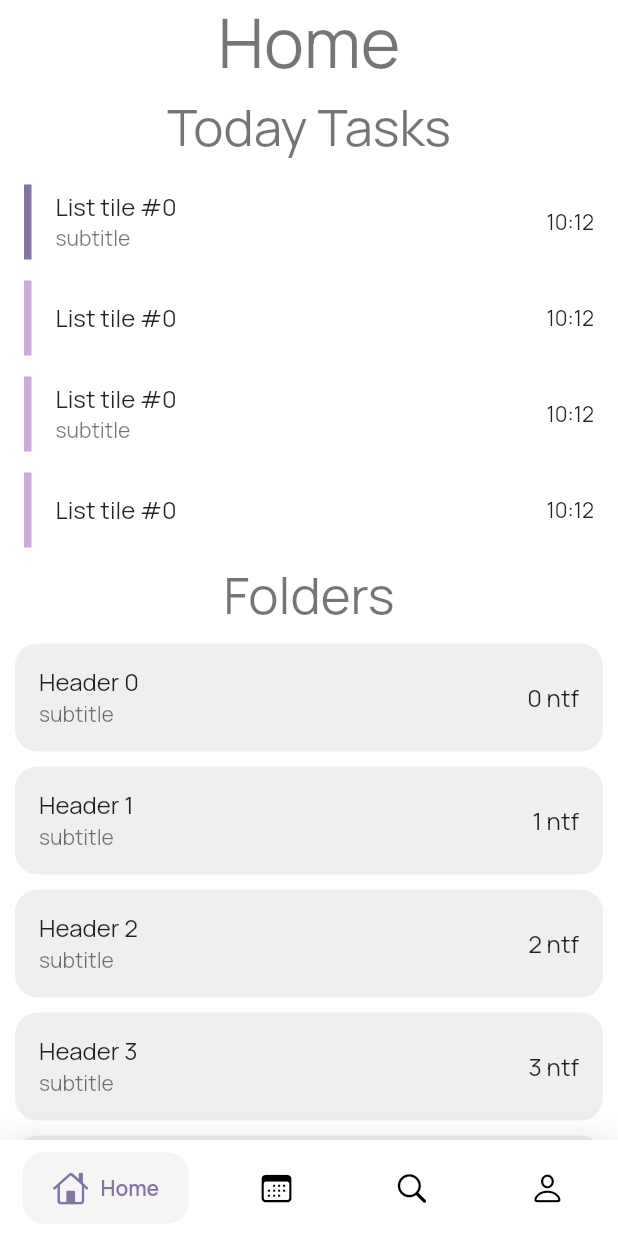
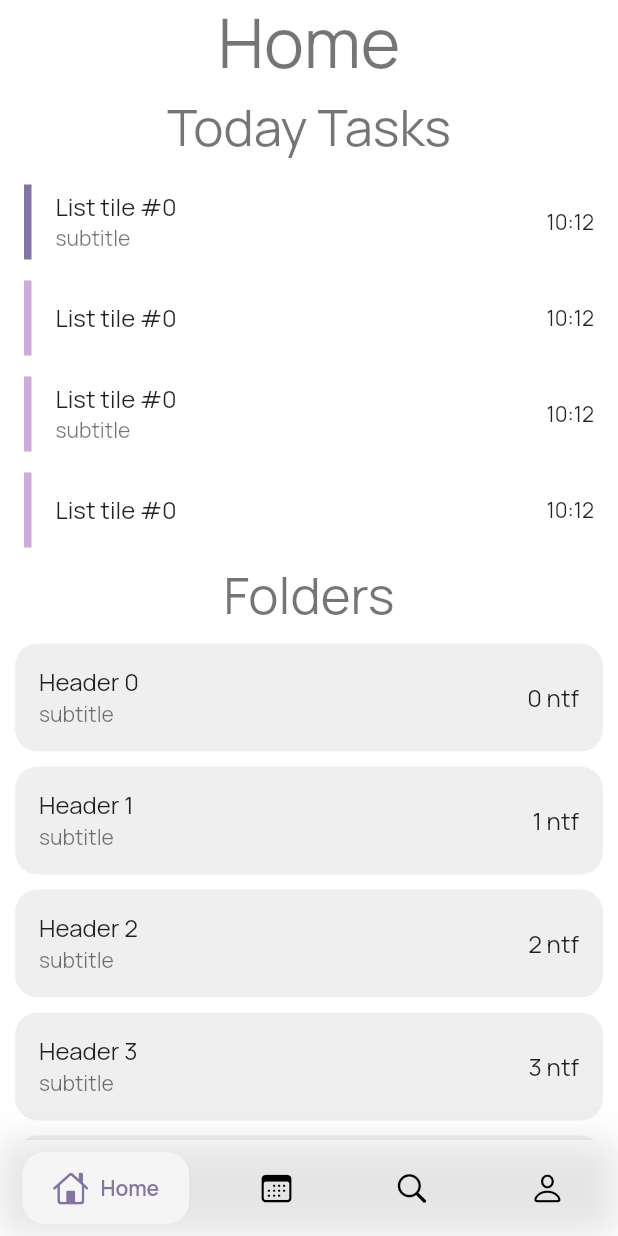
Before and after one commit to meg4cyberc4t/notify, a Flutter app: the screen it shows once a user with an empty profile is signed in, on a phone screen of 412 x 824 dp. Run offline on Flutter 3.47's test engine with Material 2 defaults, Android fonts, the phone set to English and light mode, and no system bars; drawn by our look-alikes of google_nav_bar; our stand-ins replace cloud_firestore, firebase_auth, firebase_core, flutter_redux, flutter_sticky_header, google_fonts and 2 more; missing offline and left inert: bottom_sheet, cloud_firestore_web, firebase_auth_web, firebase_core_web, flutter_material_color_picker; accounts and stored records are empty; project files that could hold a hidden picture were left out.

Commit message:
Abstracting the bottomBar into a separate widget

```diff
--- /dev/null
+++ b/lib/components/widgets/notify_bottom_bar.dart
@@ -0,0 +1,63 @@
+import 'package:flutter/cupertino.dart';
+import 'package:flutter/material.dart';
+import 'package:google_nav_bar/google_nav_bar.dart';
+import 'package:notify/notify_theme.dart';
+
+class NotifyBottomBar extends StatelessWidget {
+  const NotifyBottomBar({
+    Key? key,
+    required this.selectedIndex,
+    required this.onChange,
+  }) : super(key: key);
+  final int selectedIndex;
+  final ValueChanged<int> onChange;
+  @override
+  Widget build(BuildContext context) {
+    return Container(
+      decoration: BoxDecoration(
+        color: NotifyTheme.of(context).backgroundColor,
+        boxShadow: [
+          BoxShadow(
+            blurRadius: 20,
+            color: Colors.black.withOpacity(.1),
+          )
+        ],
+      ),
+      child: Padding(
+        padding: const EdgeInsets.symmetric(horizontal: 15.0, vertical: 8),
+        child: GNav(
+          rippleColor: const Color(0xFFE0E0E0),
+          hoverColor: const Color(0xFFF5F5F5),
+          gap: 8,
+          tabBorderRadius: 15.0,
+          activeColor: Theme.of(context).primaryColor,
+          iconSize: 24,
+          padding: const EdgeInsets.symmetric(horizontal: 20, vertical: 12),
+          duration: const Duration(milliseconds: 400),
+          tabBackgroundColor: Colors.grey[100]!,
+          color: Colors.black,
+          tabs: const [
+            GButton(
+              icon: CupertinoIcons.home,
+              text: 'Home',
+            ),
+            GButton(
+              icon: CupertinoIcons.calendar,
+              text: 'Calendar',
+            ),
+            GButton(
+              icon: CupertinoIcons.search,
+              text: 'Search',
+            ),
+            GButton(
+              icon: CupertinoIcons.person,
+              text: 'Profile',
+            ),
+          ],
+          selectedIndex: selectedIndex,
+          onTabChange: onChange,
+        ),
+      ),
+    );
+  }
+}
--- a/lib/screens/mainpage/mainpage.dart
+++ b/lib/screens/mainpage/mainpage.dart
@@ -1,7 +1,6 @@
 import 'package:firebase_auth/firebase_auth.dart';
-import 'package:flutter/cupertino.dart';
 import 'package:flutter/material.dart';
-import 'package:google_nav_bar/google_nav_bar.dart';
+import 'package:notify/components/widgets/notify_bottom_bar.dart';
 import 'package:notify/screens/auth/authpage.dart';
 import 'package:notify/screens/mainpage/homepage.dart';
 import 'package:notify/screens/mainpage/profile/profilepage.dart';
@@ -15,11 +14,16 @@
   State<MainPage> createState() => _MainPageState();
 }
 
-const tabCount = 4;
-
 class _MainPageState extends State<MainPage> {
   final _controller = PageController(initialPage: 0);
   int selectedIndex = 0;
+
+  final tabs = const [
+    HomePage(key: Key('HomePage')),
+    Scaffold(body: Center(child: Text('likes'))),
+    SearchPage(key: Key('ScreenPage')),
+    ProfilePage(key: Key('ProfilePage')),
+  ];
 
   @override
   Widget build(BuildContext context) {
@@ -29,12 +33,7 @@
     return Scaffold(
       body: PageView(
         controller: _controller,
-        children: const [
-          HomePage(),
-          Scaffold(body: Center(child: Text('likes'))),
-          SearchPage(),
-          ProfilePage(),
-        ],
+        children: tabs,
         onPageChanged: (value) => setState(() => selectedIndex = value),
       ),
       bottomNavigationBar: NotifyBottomBar(
@@ -44,62 +43,3 @@
     );
   }
 }
-
-class NotifyBottomBar extends StatelessWidget {
-  const NotifyBottomBar({
-    Key? key,
-    required this.selectedIndex,
-    required this.onChange,
-  }) : super(key: key);
-  final int selectedIndex;
-  final ValueChanged<int> onChange;
-  @override
-  Widget build(BuildContext context) {
-    return Container(
-      decoration: BoxDecoration(
-        color: Colors.white,
-        boxShadow: [
-          BoxShadow(
-            blurRadius: 20,
-            color: Colors.black.withOpacity(.1),
-          )
-        ],
-      ),
-      child: Padding(
-        padding: const EdgeInsets.symmetric(horizontal: 15.0, vertical: 8),
-        child: GNav(
-          rippleColor: Colors.grey[300]!,
-          hoverColor: Colors.grey[100]!,
-          gap: 8,
-          tabBorderRadius: 15.0,
-          activeColor: Theme.of(context).primaryColor,
-          iconSize: 24,
-          padding: const EdgeInsets.symmetric(horizontal: 20, vertical: 12),
-          duration: const Duration(milliseconds: 400),
-          tabBackgroundColor: Colors.grey[100]!,
-          color: Colors.black,
-          tabs: const [
-            GButton(
-              icon: CupertinoIcons.home,
-              text: 'Home',
-            ),
-            GButton(
-              icon: CupertinoIcons.calendar,
-              text: 'Calendar',
-            ),
-            GButton(
-              icon: CupertinoIcons.search,
-              text: 'Search',
-            ),
-            GButton(
-              icon: CupertinoIcons.person,
-              text: 'Profile',
-            ),
-          ],
-          selectedIndex: selectedIndex,
-          onTabChange: onChange,
-        ),
-      ),
-    );
-  }
-}
```
